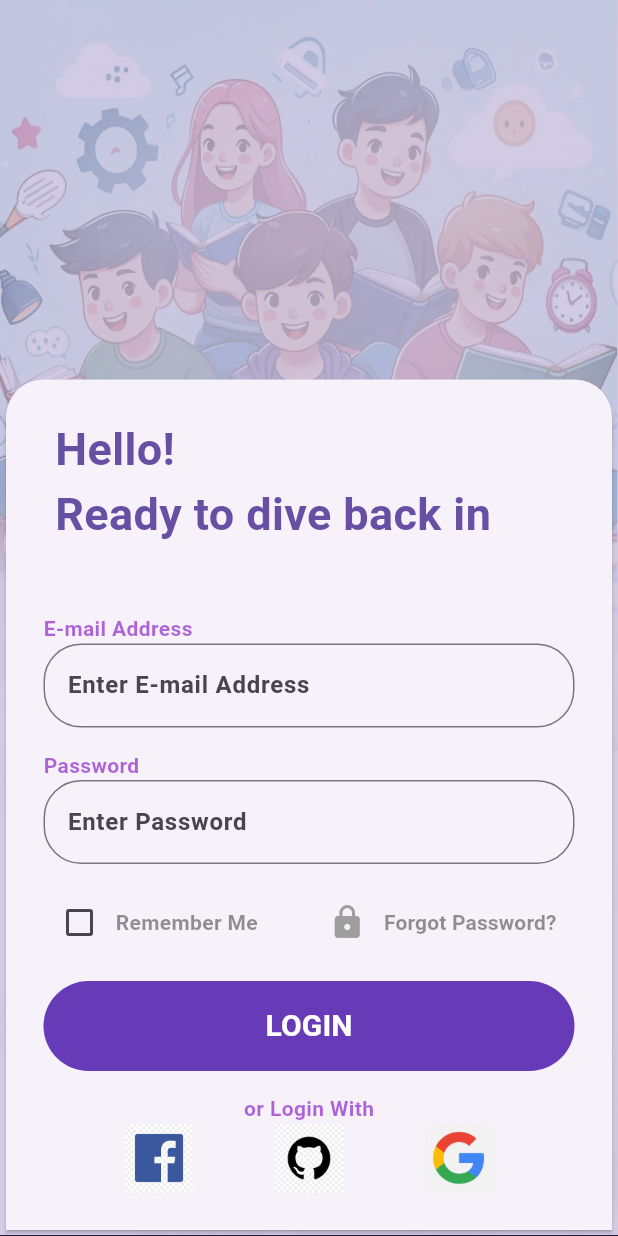
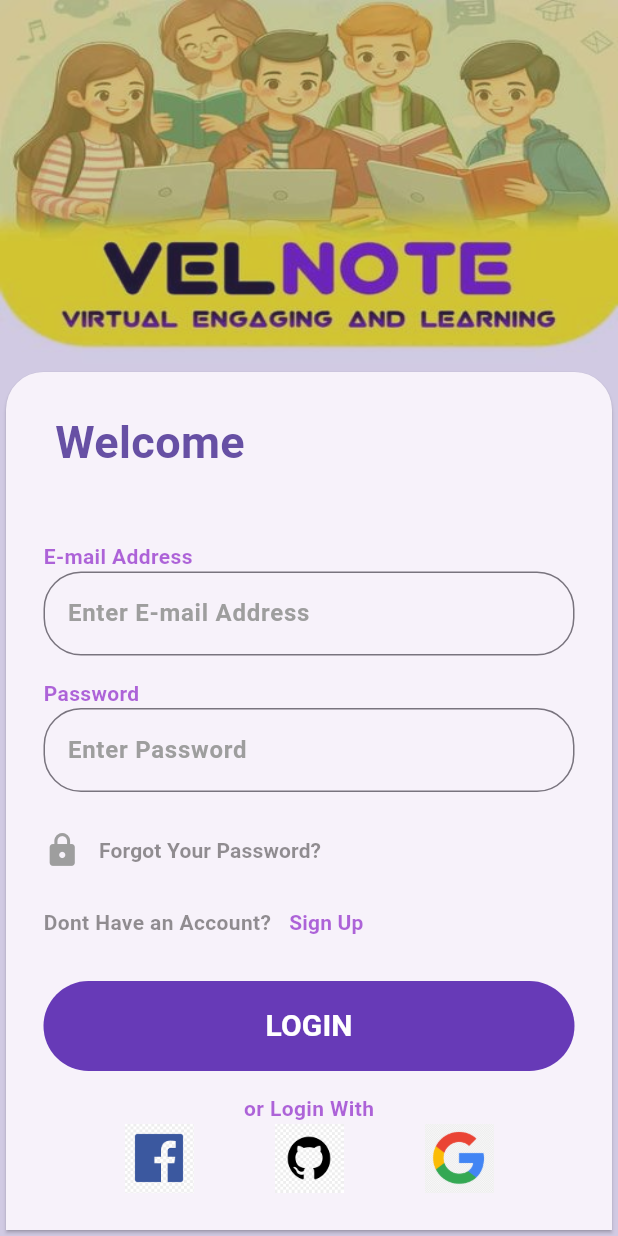
Before and after one commit to MrRishabThapa/VELnote_project_frontend, a Flutter app: the screen it shows after launch, on a phone screen of 412 x 824 dp. Run offline on Flutter 3.47's test engine with Material 3 defaults, Android fonts, the phone set to English and light mode, and no system bars.

Commit message:
more update

```diff
--- /dev/null
+++ b/lib/MySignUp.dart
@@ -0,0 +1,12 @@
+// ignore_for_file: file_names
+
+import 'package:flutter/material.dart';
+
+class Mysignup extends StatelessWidget {
+  const Mysignup({super.key});
+
+  @override
+  Widget build(BuildContext context) {
+    return const Placeholder();
+  }
+}
--- a/lib/logIn.dart
+++ b/lib/logIn.dart
@@ -25,7 +25,7 @@ class _MyLogInState extends State<MyLogIn> {
       decoration: BoxDecoration(
         color: myColor,
         image: DecorationImage(
-            image: const AssetImage('assets/login.jpg'),
+            image: const AssetImage('assets/bg.jpeg'),
             fit: BoxFit.fill,
             colorFilter:
                 ColorFilter.mode(myColor.withOpacity(0.7), BlendMode.dstATop)),
@@ -79,7 +79,7 @@ class _MyLogInState extends State<MyLogIn> {
       crossAxisAlignment: CrossAxisAlignment.start,
       children: [
         Text(
-          ' Hello! \n Ready to dive back in',
+          ' Welcome',
           style: TextStyle(
             fontSize: 30,
             fontWeight: FontWeight.w600,
@@ -87,13 +87,14 @@ class _MyLogInState extends State<MyLogIn> {
           ),
         ),
         const SizedBox(height: 45),
-        _makeGreyText('E-mail Address'),
+        _makeGreyText('E-mail Address', TextStyle(fontSize: 30)),
         _buildInputFeild(emailCotroller),
         const SizedBox(height: 15),
-        _makeGreyText('Password'),
+        _makeGreyText('Password', TextStyle(fontSize: 15)),
         _buildInputFeild(passwordCotroller, isPassword: true),
         const SizedBox(height: 15),
         _buildRememberForget(),
+        _buildSignUpConnector(),
         const SizedBox(height: 15),
         _buildLogInButton(),
         const SizedBox(height: 15),
@@ -102,7 +103,7 @@ class _MyLogInState extends State<MyLogIn> {
     );
   }
 
-  Widget _makeGreyText(String text) {
+  Widget _makeGreyText(String text, TextStyle textStyle) {
     return Text(
       text,
       style: const TextStyle(
@@ -134,6 +135,7 @@ class _MyLogInState extends State<MyLogIn> {
             color: const Color.fromARGB(255, 14, 13, 14),
             fontWeight: FontWeight.w700),
         decoration: InputDecoration(
+          hintStyle: TextStyle(color: Colors.grey),
           hintText: isPassword ? 'Enter Password' : 'Enter E-mail Address',
           border: OutlineInputBorder(
               borderRadius: BorderRadius.circular(25),
@@ -143,20 +145,6 @@ class _MyLogInState extends State<MyLogIn> {
 
   Widget _buildRememberForget() {
     return Row(mainAxisAlignment: MainAxisAlignment.spaceBetween, children: [
-      Row(
-        children: [
-          Checkbox(
-              value: rememberUser,
-              // make checkbox grey
-
-              onChanged: (value) {
-                setState(() {
-                  rememberUser = value!;
-                });
-              }),
-          _makeLIghtText('Remember Me'),
-        ],
-      ),
       Row(children: [
         Icon(
           // make icon grey
@@ -168,7 +156,7 @@ class _MyLogInState extends State<MyLogIn> {
           onPressed: () {
             debugPrint('Forgot Password');
           },
-          child: _makeLIghtText('Forgot Password?'),
+          child: _makeLIghtText('Forgot Your Password?'),
         )
       ])
     ]);
@@ -202,7 +190,7 @@ class _MyLogInState extends State<MyLogIn> {
     return Center(
         child: Column(
       children: [
-        _makeGreyText('or Login With'),
+        _makeGreyText('or Login With', TextStyle(fontSize: 15)),
         Row(
           mainAxisAlignment: MainAxisAlignment.spaceEvenly,
           children: [
@@ -214,4 +202,21 @@ class _MyLogInState extends State<MyLogIn> {
       ],
     ));
   }
+
+  Widget _buildSignUpConnector() {
+    return Row(
+      mainAxisAlignment: MainAxisAlignment.spaceBetween,
+      children: [
+        Row(
+          children: [
+            _makeLIghtText('Dont Have an Account?'),
+            TextButton(
+              onPressed: () {},
+              child: _makeGreyText("Sign Up", TextStyle(fontSize: 25)),
+            )
+          ],
+        )
+      ],
+    );
+  }
 }
```
Also changed, not shown: assets/bg.jpeg (added).
